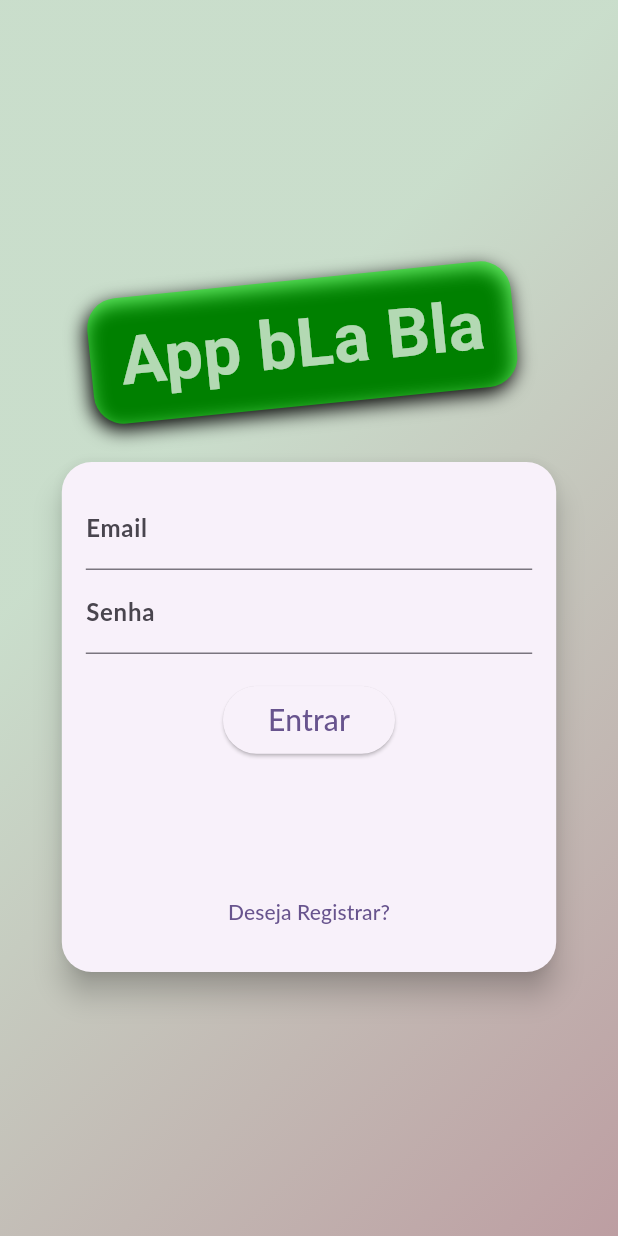
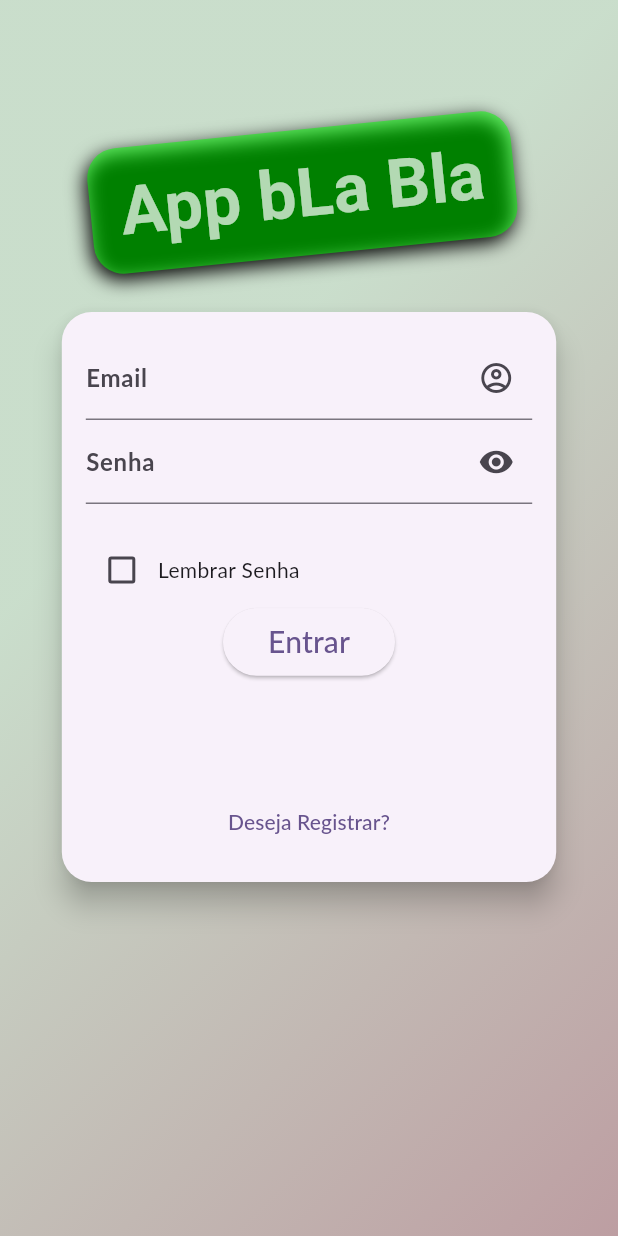
Before and after one commit to JonesCunha/shop_course, a Flutter app: the screen it shows after launch, on a phone screen of 412 x 824 dp. Run offline on Flutter 3.47's test engine with Material 3 defaults, Android fonts, the phone set to English and light mode, and no system bars; Roboto replaces fonts that are missing (Anton, Lato).

Commit message:
interface improvments

```diff
--- a/lib/components/app_drawer.dart
+++ b/lib/components/app_drawer.dart
@@ -55,6 +55,14 @@ class AppDrawer extends StatelessWidget {
             onTap: () =>
                 Navigator.of(context).pushReplacementNamed(AppRoutes.PRODUCTS),
           ),
+          const Divider(),
+          ListTile(
+            leading: const Icon(Icons.logout),
+            title: const Text('Sair/Logout'),
+            onTap: () {
+                Navigator.of(context).pushReplacementNamed(AppRoutes.AUTH_OR_HOME_PAGE);
+            }
+          ),
         ],
       ),
     );
--- a/lib/components/auth_form.dart
+++ b/lib/components/auth_form.dart
@@ -27,6 +27,8 @@ class _AuthFormState extends State<AuthForm> {
   final _formKey = GlobalKey<FormState>();
 
   bool _isLoading = false;
+  bool _rememberUser = false;
+  bool passwordVisible = true;
 
   bool _islogin() => _authMode == AuthMode.login;
   bool _isSignUp() => _authMode == AuthMode.signUp;
@@ -116,13 +118,11 @@ class _AuthFormState extends State<AuthForm> {
   @override
   Widget build(BuildContext context) {
     final deviceSize = MediaQuery.of(context).size;
-    return SingleChildScrollView(
-      primary: false,
-      child: Card(
+    return Card(
       elevation: 8,
       shape: RoundedRectangleBorder(borderRadius: BorderRadius.circular(20)),
       child: Container(
-          height: _islogin() ? 340 : 420,
+        height: _islogin() ? 380 : 420,
         width: deviceSize.width * 0.8,
         padding: EdgeInsets.all(16),
         child: Form(
@@ -132,7 +132,11 @@ class _AuthFormState extends State<AuthForm> {
           child: Column(
             children: [
               TextFormField(
-                  decoration: InputDecoration(labelText: 'Email'),
+                decoration: InputDecoration(
+                  labelText: 'Email',
+                  hintText: 'Informe seu Email',
+                  suffixIcon: Icon(Icons.account_circle_outlined),
+                ),
                 keyboardType: TextInputType.emailAddress,
                 onSaved: (email) => _authData['email'] = email ?? '',
                 controller: _emailController,
@@ -145,9 +149,23 @@ class _AuthFormState extends State<AuthForm> {
                 },
               ),
               TextFormField(
-                  decoration: InputDecoration(labelText: 'Senha'),
+                decoration: InputDecoration(
+                  labelText: 'Senha',
+                  hintText: 'Informe sua Senha',
+                  suffixIcon: IconButton(
+                    onPressed: () {
+                      setState(() {
+                        passwordVisible = !passwordVisible;
+                      });
+                    },
+                    icon: passwordVisible
+                        ? Icon(Icons.visibility)
+                        : Icon(Icons.visibility_off),
+                  ),
+                ),
                 keyboardType: TextInputType.emailAddress,
-                  obscureText: true,
+                obscureText: passwordVisible,
+                onFieldSubmitted: (_) => _submitForm(),
                 onSaved: (password) => _authData['password'] = password ?? '',
                 controller: _passwordController,
                 validator: (password) {
@@ -174,6 +192,24 @@ class _AuthFormState extends State<AuthForm> {
               SizedBox(
                 height: 20,
               ),
+              if (!_isSignUp())
+                Row(
+                  mainAxisAlignment: MainAxisAlignment.spaceBetween,
+                  children: [
+                    Row(
+                      children: [
+                        Checkbox(
+                          value: _rememberUser,
+                          onChanged: (value) => setState(() {
+                            _rememberUser = value!;
+                          }),
+                        ),
+                        Text('Lembrar Senha'),
+                      ],
+                    )
+                  ],
+                ),
+              SizedBox(),
               _isLoading
                   ? CircularProgressIndicator()
                   : ElevatedButton(
@@ -199,7 +235,6 @@ class _AuthFormState extends State<AuthForm> {
           ),
         ),
       ),
-      ),
     );
   }
 }
--- a/lib/pages/auth_page.dart
+++ b/lib/pages/auth_page.dart
@@ -28,7 +28,7 @@ class AuthPage extends StatelessWidget {
           ),
           SingleChildScrollView(
             child: Container(
-              margin: EdgeInsets.only(top: 200),
+              margin: EdgeInsets.only(top: 100),
               width: size.width,
               child: Column(
                 mainAxisAlignment: MainAxisAlignment.center,
--- a/lib/pages/cart_page.dart
+++ b/lib/pages/cart_page.dart
@@ -21,13 +21,14 @@ class _CartPageState extends State<CartPage> {
     final items = cart.items.values.toList();
     bool hasItens = false;
 
-    if (items.length <= 0) {
+    if (items.isEmpty) {
       hasItens = true;
     }
 
     return Scaffold(
       appBar: AppBar(
         title: Text('Carrinho'),
+        backgroundColor:  const Color.fromARGB(255, 191, 176, 130),
       ),
       body: hasItens
           ? Center(
```
Lines whose indentation alone changed are shown as unchanged.
